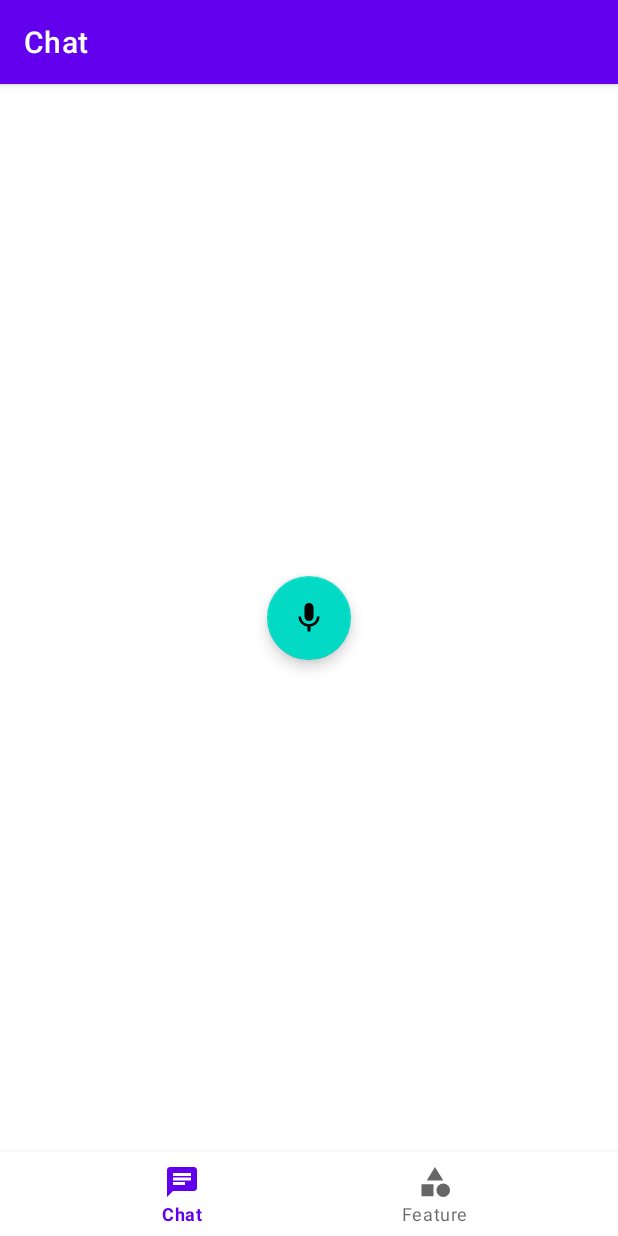
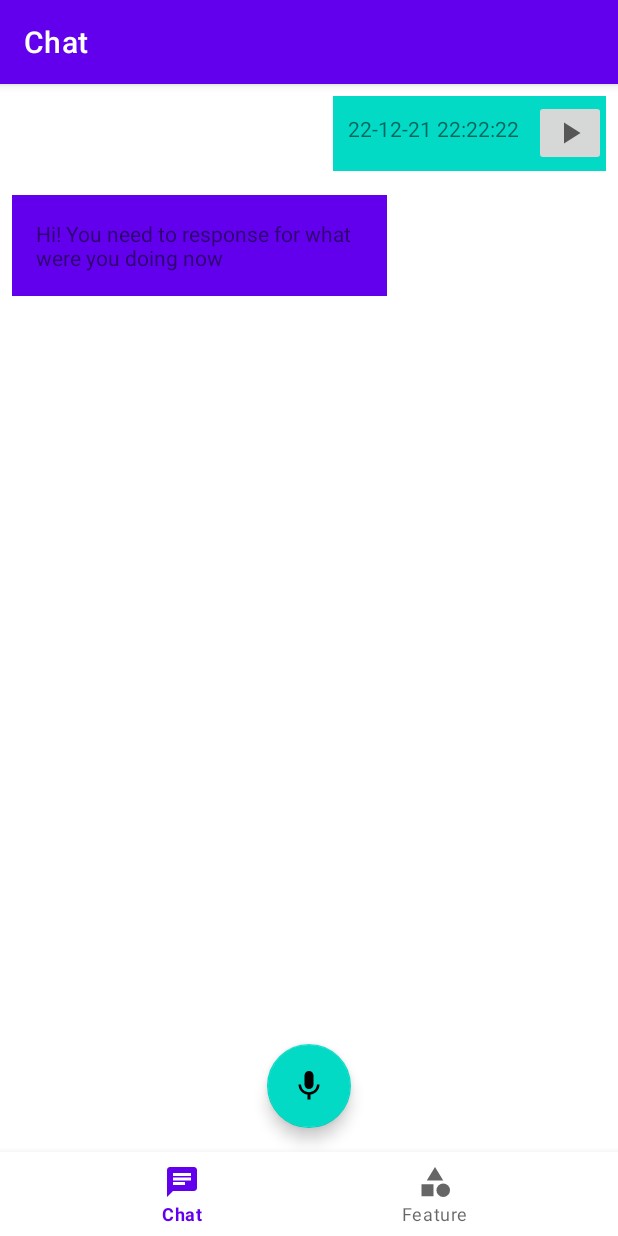
Before and after one commit to B21-CAP0302-Jasoyah-Doandeh-Team/EnkrateiaApp-AndroidFrontEnd, an Android app: the screen it shows after launch (MainActivity), on a phone screen of 412 x 824 dp. Run offline under Robolectric (Android 15) with nearby library versions, the phone set to English and light mode, and no system bars; our stand-ins replace navigation-ui.

Commit message:
rush hour

```diff
--- a/app/build.gradle
+++ b/app/build.gradle
@@ -1,6 +1,7 @@
 plugins {
     id 'com.android.application'
     id 'kotlin-android'
+    id 'com.google.gms.google-services'
 }
 
 android {
@@ -45,6 +46,12 @@ dependencies {
     implementation 'androidx.navigation:navigation-fragment-ktx:2.3.5'
     implementation 'androidx.navigation:navigation-ui-ktx:2.3.5'
 
+    //google service
+    implementation platform('com.google.firebase:firebase-bom:28.1.0')
+    implementation 'com.google.firebase:firebase-analytics-ktx'
+
+    implementation 'com.google.firebase:firebase-firestore-ktx'
+
     testImplementation 'junit:junit:4.+'
     androidTestImplementation 'androidx.test.ext:junit:1.1.2'
     androidTestImplementation 'androidx.test.espresso:espresso-core:3.3.0'
--- a/app/src/main/java/ml/jasoyahdoandehgroup/androidteam/enkrateiaapp/data/Chat.kt
+++ b/app/src/main/java/ml/jasoyahdoandehgroup/androidteam/enkrateiaapp/data/Chat.kt
@@ -2,7 +2,8 @@ package ml.jasoyahdoandehgroup.androidteam.enkrateiaapp.data
 
 data class Chat (
     val messageId: String,
-    val userId: User,
-    val audioPath: String,
-    val response: String? = null
+    val audioPath: String? = null,
+    val dateTime: String,
+    val response: String? = null,
+    val isResponse: Boolean = false
         )
--- /dev/null
+++ b/app/src/main/java/ml/jasoyahdoandehgroup/androidteam/enkrateiaapp/data/room/ChatDB.kt
@@ -0,0 +1,4 @@
+package ml.jasoyahdoandehgroup.androidteam.enkrateiaapp.data.room
+
+class ChatDB {
+}
--- a/app/src/main/java/ml/jasoyahdoandehgroup/androidteam/enkrateiaapp/ui/chat/ChatAdapter.kt
+++ b/app/src/main/java/ml/jasoyahdoandehgroup/androidteam/enkrateiaapp/ui/chat/ChatAdapter.kt
@@ -1,28 +1,53 @@
 package ml.jasoyahdoandehgroup.androidteam.enkrateiaapp.ui.chat
 
+import android.view.LayoutInflater
 import android.view.View
 import android.view.ViewGroup
+import android.widget.LinearLayout
+import android.widget.TextView
 import androidx.recyclerview.widget.RecyclerView
+import ml.jasoyahdoandehgroup.androidteam.enkrateiaapp.R
+import ml.jasoyahdoandehgroup.androidteam.enkrateiaapp.data.Chat
 
 class ChatAdapter : RecyclerView.Adapter<ChatAdapter.ChatViewHolder>() {
 
+    private var listChat = ArrayList<Chat>()
+
     inner class ChatViewHolder(itemView: View) : RecyclerView.ViewHolder(itemView) {
 
-        fun bindTo(){
+        fun bindTo(chat: Chat){
+            val llUserMsg = itemView.findViewById<LinearLayout>(R.id.tv_msg_user)
+            val tvBotMsg = itemView.findViewById<TextView>(R.id.tv_msg_bot)
+            val tvDateTaken = itemView.findViewById<TextView>(R.id.tv_date_taken)
 
+            if (chat.isResponse){
+                tvBotMsg.visibility = View.VISIBLE
+                tvBotMsg.text = chat.response
+            } else {
+                llUserMsg.visibility = View.VISIBLE
+                tvDateTaken.text = chat.dateTime
+            }
         }
 
     }
 
     override fun onCreateViewHolder(parent: ViewGroup, viewType: Int): ChatViewHolder {
-        TODO("Not yet implemented")
+        val view = LayoutInflater.from(parent.context)
+            .inflate(R.layout.message_item, parent,false)
+
+        return ChatViewHolder(view)
     }
 
     override fun onBindViewHolder(holder: ChatViewHolder, position: Int) {
-        TODO("Not yet implemented")
+        //dummy
+        holder.bindTo(listChat[position])
     }
 
     override fun getItemCount(): Int {
-        TODO("Not yet implemented")
+        return listChat.size
+    }
+
+    fun setChat(chats: List<Chat>){
+        listChat.addAll(chats)
     }
 }
--- a/app/src/main/java/ml/jasoyahdoandehgroup/androidteam/enkrateiaapp/ui/chat/ChatFragment.kt
+++ b/app/src/main/java/ml/jasoyahdoandehgroup/androidteam/enkrateiaapp/ui/chat/ChatFragment.kt
@@ -11,17 +11,22 @@ import android.view.ViewGroup
 import android.widget.Toast
 import androidx.core.app.ActivityCompat
 import androidx.fragment.app.Fragment
+import androidx.recyclerview.widget.LinearLayoutManager
+import androidx.recyclerview.widget.RecyclerView
 import com.google.android.material.floatingactionbutton.FloatingActionButton
 import ml.jasoyahdoandehgroup.androidteam.enkrateiaapp.R
+import ml.jasoyahdoandehgroup.androidteam.enkrateiaapp.data.Chat
 import java.io.IOException
 import java.text.SimpleDateFormat
 import java.util.*
+import kotlin.collections.ArrayList
 
 class ChatFragment : Fragment() {
 
     private var isRecording = false
     private lateinit var mediaRecorder: MediaRecorder
     private lateinit var floatingButton: FloatingActionButton
+    private lateinit var recyclerView: RecyclerView
 
     override fun onCreateView(
         inflater: LayoutInflater,
@@ -34,7 +39,21 @@ class ChatFragment : Fragment() {
     override fun onViewCreated(view: View, savedInstanceState: Bundle?) {
         super.onViewCreated(view, savedInstanceState)
 
+        //dummy, just delete
+        val chatUser = Chat("001", "1", "22-12-21 22:22:22" , null, false)
+        val chatBot = Chat("002", null, "22-12-21","Hi! You need to response for what were you doing now", true)
+
+        val adapter = ChatAdapter()
+
+        adapter.setChat(
+            listOf(chatUser, chatBot)
+        )
+
         floatingButton = view.findViewById(R.id.fab_record)
+        recyclerView = view.findViewById(R.id.rv_message)
+        recyclerView.layoutManager = LinearLayoutManager(context)
+        recyclerView.adapter = adapter
+        recyclerView.setHasFixedSize(true)
 
         floatingButton.setOnClickListener {
 
@@ -73,7 +92,7 @@ class ChatFragment : Fragment() {
         mediaRecorder = MediaRecorder()
         mediaRecorder.setAudioSource(MediaRecorder.AudioSource.MIC)
         mediaRecorder.setOutputFormat(MediaRecorder.OutputFormat.THREE_GPP)
-        mediaRecorder.setAudioEncoder(MediaRecorder.AudioEncoder.DEFAULT)
+        mediaRecorder.setAudioEncoder(MediaRecorder.AudioEncoder.AMR_NB)
         mediaRecorder.setOutputFile("$recordPath/$recordFile")
 
         try {
--- /dev/null
+++ b/app/src/main/res/drawable/ic_baseline_play_arrow_24.xml
@@ -0,0 +1,10 @@
+<vector xmlns:android="http://schemas.android.com/apk/res/android"
+    android:width="24dp"
+    android:height="24dp"
+    android:viewportWidth="24"
+    android:viewportHeight="24"
+    android:tint="?attr/colorControlNormal">
+  <path
+      android:fillColor="@android:color/white"
+      android:pathData="M8,5v14l11,-7z"/>
+</vector>
--- a/app/src/main/res/layout/activity_main.xml
+++ b/app/src/main/res/layout/activity_main.xml
@@ -20,12 +20,12 @@
         android:id="@+id/nav_host_fragment"
         android:name="androidx.navigation.fragment.NavHostFragment"
         android:layout_width="match_parent"
-        android:layout_height="wrap_content"
+        android:layout_height="0dp"
         app:defaultNavHost="true"
-        app:layout_constraintBottom_toTopOf="@id/nav_view"
         app:layout_constraintEnd_toEndOf="parent"
         app:layout_constraintStart_toStartOf="parent"
         app:layout_constraintTop_toTopOf="parent"
+        app:layout_constraintBottom_toTopOf="@id/nav_view"
         app:navGraph="@navigation/mobile_navigation" />
 
 </androidx.constraintlayout.widget.ConstraintLayout>
--- a/app/src/main/res/layout/message_item.xml
+++ b/app/src/main/res/layout/message_item.xml
@@ -1,32 +1,51 @@
 <?xml version="1.0" encoding="utf-8"?>
-<androidx.constraintlayout.widget.ConstraintLayout xmlns:android="http://schemas.android.com/apk/res/android"
+<androidx.coordinatorlayout.widget.CoordinatorLayout xmlns:android="http://schemas.android.com/apk/res/android"
     android:layout_width="match_parent"
     android:layout_height="wrap_content"
     android:layout_margin="8dp"
+    android:orientation="horizontal"
     xmlns:tools="http://schemas.android.com/tools"
     xmlns:app="http://schemas.android.com/apk/res-auto">
 
     <TextView
         android:id="@+id/tv_msg_bot"
-        android:layout_width="0dp"
+        android:layout_width="wrap_content"
         android:layout_height="wrap_content"
         android:padding="16dp"
+        android:maxWidth="250dp"
+        android:visibility="gone"
+        android:layout_gravity="start"
+        tools:visibility="visible"
         android:background="@color/design_default_color_primary"
-        app:layout_constraintStart_toStartOf="parent"
-        app:layout_constraintTop_toTopOf="parent"
-        android:layout_marginEnd="100dp"
         tools:text="ceque"/>
 
-    <TextView
+    <LinearLayout
         android:id="@+id/tv_msg_user"
-        android:layout_width="0dp"
-        android:layout_height="wrap_content"
-        android:padding="16dp"
+        android:layout_width="wrap_content"
+        android:layout_height="50dp"
+        android:layout_gravity="end"
+        android:visibility="gone"
+        tools:visibility="visible"
         android:background="@color/design_default_color_secondary"
-        app:layout_constraintEnd_toEndOf="parent"
-        app:layout_constraintTop_toTopOf="parent"
-        android:layout_marginStart="100dp"
-        tools:text="Teset percobaan kedua dari user go gog" />
+        android:orientation="horizontal">
 
+        <TextView
+            android:id="@+id/tv_date_taken"
+            android:layout_width="wrap_content"
+            android:layout_height="wrap_content"
+            android:layout_marginTop="12dp"
+            android:layout_marginEnd="10dp"
+            android:layout_marginStart="10dp"
+            tools:text="@tools:sample/date/ddmmyy"/>
 
-</androidx.constraintlayout.widget.ConstraintLayout>
+        <ImageButton
+            android:id="@+id/ib_play_record"
+            android:layout_width="wrap_content"
+            android:layout_height="wrap_content"
+            android:layout_gravity="center"
+            android:src="@drawable/ic_baseline_play_arrow_24"
+            android:contentDescription="Play audio" />
+
+    </LinearLayout>
+
+</androidx.coordinatorlayout.widget.CoordinatorLayout>
--- a/build.gradle
+++ b/build.gradle
@@ -9,6 +9,7 @@ buildscript {
     dependencies {
         classpath "com.android.tools.build:gradle:4.2.1"
         classpath "org.jetbrains.kotlin:kotlin-gradle-plugin:$kotlin_version"
+        classpath 'com.google.gms:google-services:4.3.8'
 
         // NOTE: Do not place your application dependencies here; they belong
         // in the individual module build.gradle files
```
Also changed, not shown: 1 other file.
